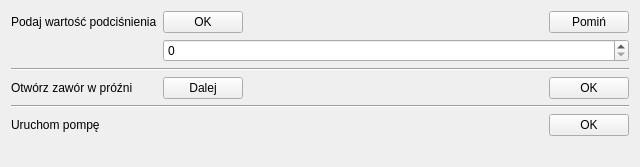
Above: nowytest_3.ui from wiacekmarcin/StanowiskoChemiczne before the change. Below: the same form after it.
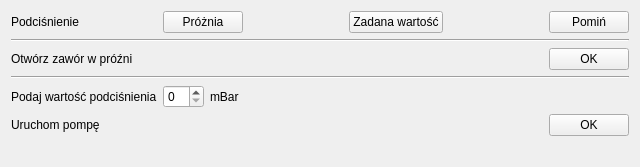
That is the form after the change. Custom widgets are drawn as their Qt base class.

What changed in the file:
```diff
--- a/nowytest_3.ui
+++ b/nowytest_3.ui
@@ -14,7 +14,7 @@
    <string>Ciśnienie w komorze</string>
   </property>
   <property name="subTitle" stdset="0">
-   <string>Ustaw odpowiednie ciśnie w komorze, </string>
+   <string>Ustaw odpowiednie ciśnienie w komorze, </string>
   </property>
   <property name="buttonName" stdset="0">
    <string>Dalej</string>
@@ -23,33 +23,77 @@
    <item row="0" column="0">
     <widget class="QLabel" name="lstep2">
      <property name="text">
-      <string>Podaj wartość podciśnienia</string>
+      <string>Podciśnienie</string>
      </property>
     </widget>
    </item>
-   <item row="2" column="0" colspan="2">
+   <item row="0" column="1">
+    <layout class="QHBoxLayout" name="horizontalLayout_8">
+     <item>
+      <widget class="DisPushButton" name="pbStep2_OK">
+       <property name="text">
+        <string>Próżnia</string>
+       </property>
+      </widget>
+     </item>
+     <item>
+      <spacer name="horizontalSpacer">
+       <property name="orientation">
+        <enum>Qt::Horizontal</enum>
+       </property>
+       <property name="sizeHint" stdset="0">
+        <size>
+         <width>40</width>
+         <height>20</height>
+        </size>
+       </property>
+      </spacer>
+     </item>
+     <item>
+      <widget class="DisPushButton" name="pb100mBar">
+       <property name="text">
+        <string>Zadana wartość</string>
+       </property>
+      </widget>
+     </item>
+     <item>
+      <spacer name="horizontalSpacer_10">
+       <property name="orientation">
+        <enum>Qt::Horizontal</enum>
+       </property>
+       <property name="sizeHint" stdset="0">
+        <size>
+         <width>40</width>
+         <height>20</height>
+        </size>
+       </property>
+      </spacer>
+     </item>
+     <item>
+      <widget class="DisPushButton" name="pbStep2_Skip">
+       <property name="text">
+        <string>Pomiń</string>
+       </property>
+      </widget>
+     </item>
+    </layout>
+   </item>
+   <item row="1" column="0" colspan="2">
     <widget class="Line" name="line">
      <property name="orientation">
       <enum>Qt::Horizontal</enum>
      </property>
     </widget>
    </item>
-   <item row="4" column="0">
+   <item row="3" column="0">
     <widget class="QLabel" name="lstep2A">
      <property name="text">
       <string>Otwórz zawór w próźni</string>
      </property>
     </widget>
    </item>
-   <item row="4" column="1">
+   <item row="3" column="1">
     <layout class="QHBoxLayout" name="horizontalLayout_9">
-     <item>
-      <widget class="QPushButton" name="pbStep2A_Next">
-       <property name="text">
-        <string>Dalej</string>
-       </property>
-      </widget>
-     </item>
      <item>
       <spacer name="horizontalSpacer_11">
        <property name="orientation">
@@ -72,13 +116,47 @@
      </item>
     </layout>
    </item>
-   <item row="5" column="0" colspan="2">
+   <item row="4" column="0" colspan="2">
     <widget class="Line" name="line_2">
      <property name="orientation">
       <enum>Qt::Horizontal</enum>
      </property>
     </widget>
    </item>
+   <item row="5" column="0">
+    <widget class="QLabel" name="lStep2B1">
+     <property name="text">
+      <string>Podaj wartość podciśnienia</string>
+     </property>
+    </widget>
+   </item>
+   <item row="5" column="1">
+    <layout class="QHBoxLayout" name="horizontalLayout">
+     <item>
+      <widget class="QSpinBox" name="podcisnienie"/>
+     </item>
+     <item>
+      <widget class="QLabel" name="lStep2B1a">
+       <property name="text">
+        <string>mBar</string>
+       </property>
+      </widget>
+     </item>
+     <item>
+      <spacer name="horizontalSpacer_2">
+       <property name="orientation">
+        <enum>Qt::Horizontal</enum>
+       </property>
+       <property name="sizeHint" stdset="0">
+        <size>
+         <width>40</width>
+         <height>20</height>
+        </size>
+       </property>
+      </spacer>
+     </item>
+    </layout>
+   </item>
    <item row="6" column="0">
     <widget class="QLabel" name="lStep2B">
      <property name="text">
@@ -110,40 +188,6 @@
      </item>
     </layout>
    </item>
-   <item row="0" column="1">
-    <layout class="QHBoxLayout" name="horizontalLayout_8">
-     <item>
-      <widget class="DisPushButton" name="pbStep2_OK">
-       <property name="text">
-        <string>OK</string>
-       </property>
-      </widget>
-     </item>
-     <item>
-      <spacer name="horizontalSpacer_10">
-       <property name="orientation">
-        <enum>Qt::Horizontal</enum>
-       </property>
-       <property name="sizeHint" stdset="0">
-        <size>
-         <width>40</width>
-         <height>20</height>
-        </size>
-       </property>
-      </spacer>
-     </item>
-     <item>
-      <widget class="DisPushButton" name="pbStep2_Skip">
-       <property name="text">
-        <string>Pomiń</string>
-       </property>
-      </widget>
-     </item>
-    </layout>
-   </item>
-   <item row="1" column="1">
-    <widget class="QSpinBox" name="podcisnienie"/>
-   </item>
   </layout>
  </widget>
  <customwidgets>
```
Left out of the diff: 6 changed lines with no effect on the pictures.
